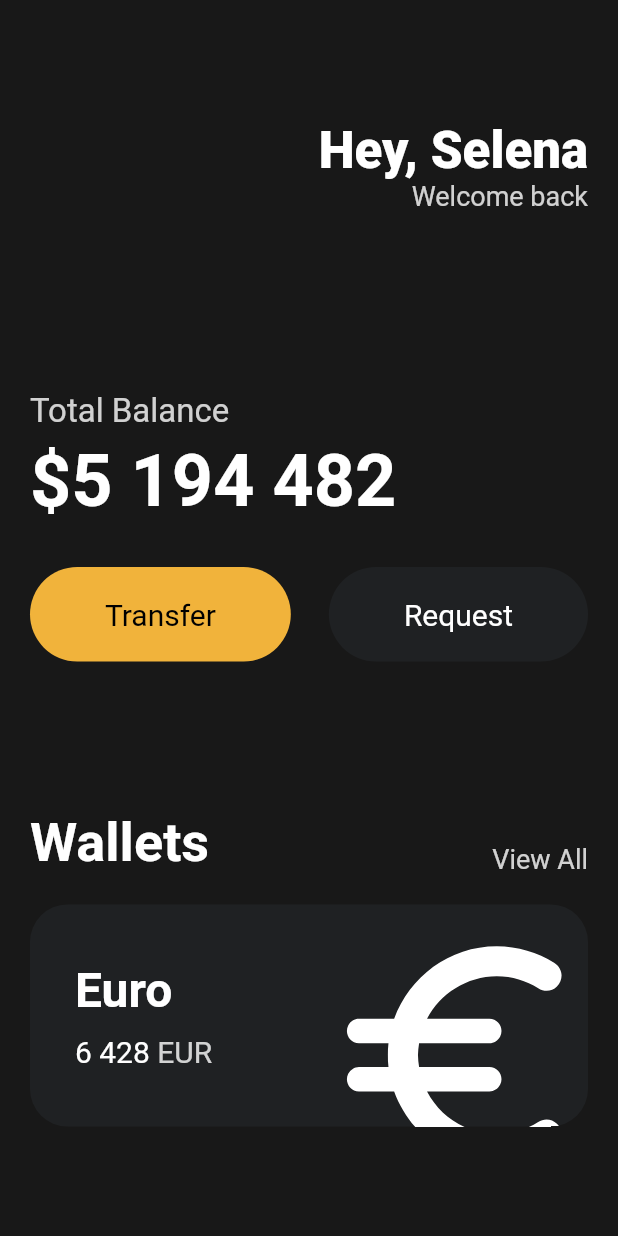
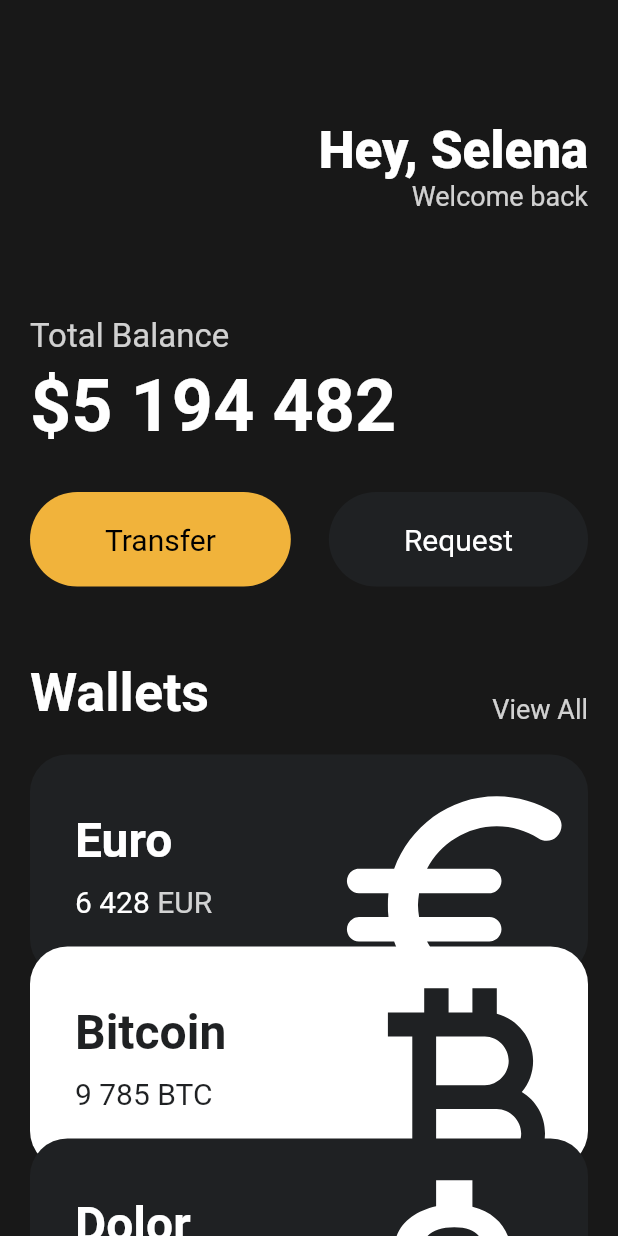
Before and after one commit to snack655/study-flutter, a Flutter app: the screen it shows after launch, on a phone screen of 412 x 824 dp. Run offline on Flutter 3.47's test engine with Material 2 defaults, Android fonts, the phone set to English and light mode, and no system bars.

Commit message:
Study Reusable Card

```diff
--- a/toonflix/lib/main.dart
+++ b/toonflix/lib/main.dart
@@ -1,6 +1,7 @@
 import 'package:flutter/material.dart';
 import 'package:flutter/services.dart';
 import 'package:toonflix/widgets/Button.dart';
+import 'package:toonflix/widgets/currency_card.dart';
 
 void main() {
   runApp(const App());
@@ -16,6 +17,7 @@ class App extends StatelessWidget {
       backgroundColor: const Color(0xFF181818),
       body: AnnotatedRegion<SystemUiOverlayStyle>(
           value: SystemUiOverlayStyle.light,
+          child: SingleChildScrollView(
             child: Padding(
                 padding: const EdgeInsets.symmetric(horizontal: 20),
                 child: Column(
@@ -50,7 +52,7 @@ class App extends StatelessWidget {
                       ],
                     ),
                     const SizedBox(
-                    height: 120,
+                      height: 70,
                     ),
                     Text(
                       'Total Balance',
@@ -85,7 +87,7 @@ class App extends StatelessWidget {
                       ],
                     ),
                     const SizedBox(
-                    height: 100,
+                      height: 50,
                     ),
                     Row(
                       mainAxisAlignment: MainAxisAlignment.spaceBetween,
@@ -111,72 +113,36 @@ class App extends StatelessWidget {
                     const SizedBox(
                       height: 20,
                     ),
-                  Container(
-                    clipBehavior: Clip.hardEdge,
-                    decoration: BoxDecoration(
-                      color: const Color(0xFF1F2123),
-                      borderRadius: BorderRadius.circular(25),
+                    const CurrencyCard(
+                      name: 'Euro',
+                      code: 'EUR',
+                      amount: '6 428',
+                      icon: Icons.euro_rounded,
+                      isInverted: false,
                     ),
-                    child: Padding(
-                      padding: const EdgeInsets.all(30),
-                      child: Row(
-                        mainAxisAlignment: MainAxisAlignment.spaceBetween,
-                        children: [
-                          Column(
-                            crossAxisAlignment: CrossAxisAlignment.start,
-                            children: [
-                              const Text(
-                                'Euro',
-                                style: TextStyle(
-                                  color: Colors.white,
-                                  fontSize: 32,
-                                  fontWeight: FontWeight.w600,
+                    Transform.translate(
+                      offset: const Offset(0, -20),
+                      child: const CurrencyCard(
+                        name: 'Bitcoin',
+                        code: 'BTC',
+                        amount: '9 785',
+                        icon: Icons.currency_bitcoin,
+                        isInverted: true,
                       ),
                     ),
-                              const SizedBox(
-                                height: 10,
-                              ),
-                              Row(
-                                children: [
-                                  const Text(
-                                    '6 428',
-                                    style: TextStyle(
-                                      color: Colors.white,
-                                      fontSize: 20,
+                    Transform.translate(
+                      offset: const Offset(0, -40),
+                      child: const CurrencyCard(
+                        name: 'Dolor',
+                        code: 'USD',
+                        amount: '428',
+                        icon: Icons.attach_money_outlined,
+                        isInverted: false,
                       ),
                     ),
-                                  const SizedBox(
-                                    width: 5,
-                                  ),
-                                  Text('EUR',
-                                      style: TextStyle(
-                                        color: Colors.white.withOpacity(0.8),
-                                        fontSize: 20,
+                  ],
                 )),
-                                ],
-                              ),
-                            ],
-                          ),
-                          Transform.scale(
-                            scale: 2.2,
-                            child: Transform.translate(
-                              offset: const Offset(-5, 12),
-                              child: const Icon(
-                                Icons.euro_rounded,
-                                color: Colors.white,
-                                size: 88,
-                              ),
-                            ),
-                          )
-                        ],
-                      ),
-                    )
-                  ),
-                ],
-              )
-            )
-          ),
-        )
-      );
+          )),
+    ));
   }
 }
--- /dev/null
+++ b/toonflix/lib/widgets/currency_card.dart
@@ -0,0 +1,84 @@
+import 'package:flutter/material.dart';
+
+class CurrencyCard extends StatelessWidget {
+  final String name, code, amount;
+  final IconData icon;
+  final bool isInverted;
+
+  final _blackColor = const Color(0xFF1F2123);
+
+  const CurrencyCard({
+    super.key,
+    required this.name,
+    required this.code,
+    required this.amount,
+    required this.icon,
+    required this.isInverted,
+  });
+
+  @override
+  Widget build(BuildContext context) {
+    return Container(
+        clipBehavior: Clip.hardEdge,
+        decoration: BoxDecoration(
+          color: isInverted ? Colors.white : _blackColor,
+          borderRadius: BorderRadius.circular(25),
+        ),
+        child: Padding(
+          padding: const EdgeInsets.all(30),
+          child: Row(
+            mainAxisAlignment: MainAxisAlignment.spaceBetween,
+            children: [
+              Column(
+                crossAxisAlignment: CrossAxisAlignment.start,
+                children: [
+                   Text(
+                    name,
+                    style: TextStyle(
+                      color: isInverted ? _blackColor : Colors.white,
+                      fontSize: 32,
+                      fontWeight: FontWeight.w600,
+                    ),
+                  ),
+                  const SizedBox(
+                    height: 10,
+                  ),
+                  Row(
+                    children: [
+                      Text(
+                        amount,
+                        style: TextStyle(
+                          color: isInverted ? _blackColor : Colors.white,
+                          fontSize: 20,
+                        ),
+                      ),
+                      const SizedBox(
+                        width: 5,
+                      ),
+                      Text(
+                        code,
+                        style: TextStyle(
+                          color: isInverted ? _blackColor : Colors.white.withOpacity(0.8),
+                          fontSize: 20,
+                        ),
+                      ),
+                    ],
+                  ),
+                ],
+              ),
+              Transform.scale(
+                scale: 2.2,
+                child: Transform.translate(
+                  offset: const Offset(-5, 12),
+                  child: Icon(
+                    icon,
+                    color: isInverted ? _blackColor : Colors.white,
+                    size: 88,
+                  ),
+                ),
+              )
+            ],
+          ),
+        ));
+  }
+}
```
Lines whose indentation alone changed are shown as unchanged.
